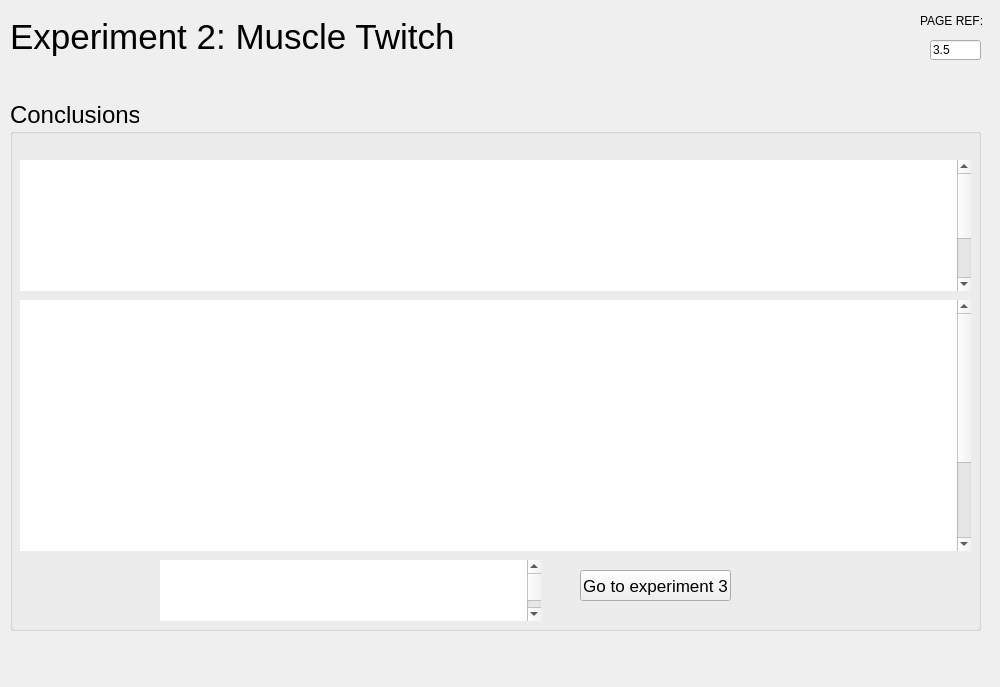
KarinaKarenik/Skeletal-Muscle-Contraction-Lab, file rsc/ui/experiment2_muscle_twitch_five.ui: the form before one commit.
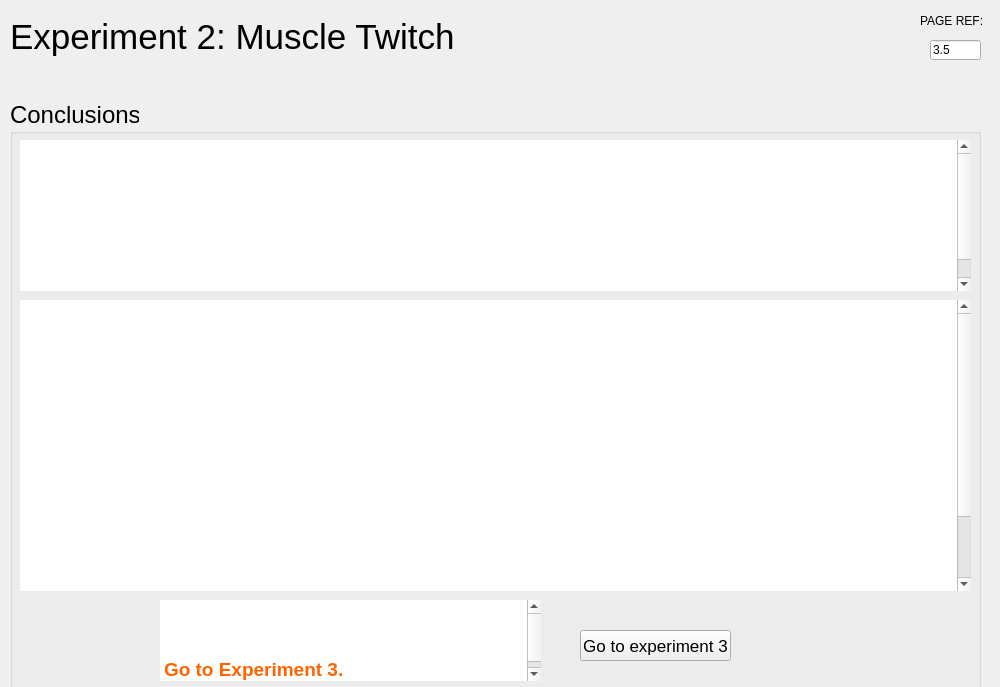
The form after the commit.

```diff
--- a/rsc/ui/experiment2_muscle_twitch_five.ui
+++ b/rsc/ui/experiment2_muscle_twitch_five.ui
@@ -196,7 +196,7 @@
       <x>10</x>
       <y>100</y>
       <width>971</width>
-      <height>531</height>
+      <height>591</height>
      </rect>
     </property>
     <property name="font">
@@ -211,9 +211,9 @@
      <property name="geometry">
       <rect>
        <x>10</x>
-       <y>60</y>
+       <y>40</y>
        <width>951</width>
-       <height>131</height>
+       <height>151</height>
       </rect>
      </property>
      <property name="font">
@@ -229,9 +229,7 @@
 &lt;html&gt;&lt;head&gt;&lt;meta name=&quot;qrichtext&quot; content=&quot;1&quot; /&gt;&lt;style type=&quot;text/css&quot;&gt;
 p, li { white-space: pre-wrap; }
 &lt;/style&gt;&lt;/head&gt;&lt;body style=&quot; font-family:'.AppleSystemUIFont'; font-size:21pt; font-weight:400; font-style:normal;&quot;&gt;
-&lt;p align=&quot;justify&quot; style=&quot; margin-top:0px; margin-bottom:0px; margin-left:0px; margin-right:0px; -qt-block-indent:0; text-indent:0px; line-height:120%;&quot;&gt;&lt;a name=&quot;docs-internal-guid-095d3373-7fff-291b-8b24-db37707a6eb9&quot;&gt;&lt;/a&gt;&lt;span style=&quot; font-family:'Times New Roman'; font-size:18pt; color:#ffffff; background-color:transparent;&quot;&gt;I&lt;/span&gt;&lt;span style=&quot; font-family:'Times New Roman'; font-size:18pt; color:#ffffff; background-color:transparent;&quot;&gt;n this experiment you stimulated the nerve with a single supramaximal shock, and observed the generation of an action potential, and a single contraction in the muscle.&lt;/span&gt;&lt;/p&gt;
-&lt;p align=&quot;justify&quot; style=&quot; margin-top:0px; margin-bottom:0px; margin-left:0px; margin-right:0px; -qt-block-indent:0; text-indent:0px; line-height:120%;&quot;&gt;&lt;span style=&quot; font-family:'Times New Roman'; font-size:18pt; color:#ffffff; background-color:transparent;&quot;&gt;You saw that the contraction started about 6 msec after the stimulus, and lasted for approximately 120 msec.&lt;/span&gt;&lt;/p&gt;
-&lt;p align=&quot;justify&quot; style=&quot; margin-top:0px; margin-bottom:0px; margin-left:0px; margin-right:0px; -qt-block-indent:0; text-indent:0px; line-height:120%;&quot;&gt;&lt;span style=&quot; font-family:'Times New Roman'; font-size:18pt; color:#ffffff; background-color:transparent;&quot;&gt;The action potential in the muscle precedes the contraction, and occurs about 1 msec after the stimulus to the nerve.&lt;/span&gt;&lt;/p&gt;&lt;/body&gt;&lt;/html&gt;</string>
+&lt;p align=&quot;justify&quot; style=&quot; margin-top:0px; margin-bottom:0px; margin-left:0px; margin-right:0px; -qt-block-indent:0; text-indent:0px; line-height:120%;&quot;&gt;&lt;a name=&quot;docs-internal-guid-095d3373-7fff-291b-8b24-db37707a6eb9&quot;&gt;&lt;/a&gt;&lt;span style=&quot; font-family:'Times New Roman'; font-size:18pt; color:#ffffff; background-color:transparent;&quot;&gt;I&lt;/span&gt;&lt;span style=&quot; font-family:'Times New Roman'; font-size:18pt; color:#ffffff; background-color:transparent;&quot;&gt;n this experiment you stimulated the nerve with a single supramaximal shock, and observed the generation of an action potential, and a single contraction in the muscle. You saw that the contraction started about 6 msec after the stimulus, and lasted for approximately 120 msec. The action potential in the muscle precedes the contraction, and occurs about 1 msec after the stimulus to the nerve.&lt;/span&gt;&lt;/p&gt;&lt;/body&gt;&lt;/html&gt;</string>
      </property>
     </widget>
     <widget class="QTextEdit" name="textEdit_2">
@@ -240,7 +238,7 @@
        <x>10</x>
        <y>200</y>
        <width>951</width>
-       <height>251</height>
+       <height>291</height>
       </rect>
      </property>
      <property name="font">
@@ -257,7 +255,7 @@
 p, li { white-space: pre-wrap; }
 &lt;/style&gt;&lt;/head&gt;&lt;body style=&quot; font-family:'.AppleSystemUIFont'; font-size:21pt; font-weight:400; font-style:normal;&quot;&gt;
 &lt;p align=&quot;justify&quot; style=&quot; margin-top:0px; margin-bottom:0px; margin-left:0px; margin-right:0px; -qt-block-indent:0; text-indent:0px; line-height:120%;&quot;&gt;&lt;a name=&quot;docs-internal-guid-30bab8d7-7fff-ef42-9ef9-c26e2028a721&quot;&gt;&lt;/a&gt;&lt;span style=&quot; font-family:'Times New Roman'; font-size:18pt; color:#ffffff; background-color:transparent;&quot;&gt;T&lt;/span&gt;&lt;span style=&quot; font-family:'Times New Roman'; font-size:18pt; color:#ffffff; background-color:transparent;&quot;&gt;he interpretation of the experiment is affected by two factors:&lt;/span&gt;&lt;/p&gt;
-&lt;p align=&quot;justify&quot; style=&quot; margin-top:0px; margin-bottom:0px; margin-left:0px; margin-right:0px; -qt-block-indent:0; text-indent:0px; line-height:120%; background-color:transparent;&quot;&gt;&lt;span style=&quot; font-family:'Times New Roman'; font-size:18pt; color:#ffffff; background-color:transparent;&quot;&gt;     1 - The time resolution of the apparatus was 1 msec, so this is the smallest time difference that could be measured.&lt;/span&gt;&lt;/p&gt;
+&lt;p align=&quot;justify&quot; style=&quot; margin-top:0px; margin-bottom:0px; margin-left:0px; margin-right:0px; -qt-block-indent:0; text-indent:0px; line-height:120%; background-color:transparent;&quot;&gt;&lt;span style=&quot; font-family:'Times New Roman'; font-size:18pt; color:#ffffff; background-color:transparent;&quot;&gt;    1 - The time resolution of the apparatus was 1 msec, so this is the smallest time difference that could be measured.&lt;/span&gt;&lt;/p&gt;
 &lt;p align=&quot;justify&quot; style=&quot; margin-top:0px; margin-bottom:0px; margin-left:0px; margin-right:0px; -qt-block-indent:0; text-indent:0px; line-height:120%; background-color:transparent;&quot;&gt;&lt;span style=&quot; font-family:'Times New Roman'; font-size:18pt; color:#ffffff; background-color:transparent;&quot;&gt;     2 - A bundle of nerves was stimulated. Each axon in the bundle supplies a motor unit, a group of muscle fibers. The conduction velocity of each axon is slightly different, so the different motor units in the muscle are all stimulated at slightly different times.&lt;/span&gt;&lt;/p&gt;
 &lt;p align=&quot;justify&quot; style=&quot; margin-top:0px; margin-bottom:0px; margin-left:0px; margin-right:0px; -qt-block-indent:0; text-indent:0px; line-height:120%;&quot;&gt;&lt;span style=&quot; font-family:'Times New Roman'; font-size:18pt; color:#ffffff; background-color:transparent;&quot;&gt;The start of the muscle action potential shows the time of the action potential in the first motor unit to be stimulated, and the start of the contraction shows the time at which the contraction starts in the first motor unit. The total time taken for the action potential or the contraction  includes the spread of time between the activation of different motor units.&lt;/span&gt;&lt;/p&gt;&lt;/body&gt;&lt;/html&gt;</string>
      </property>
@@ -266,9 +264,9 @@
      <property name="geometry">
       <rect>
        <x>150</x>
-       <y>460</y>
+       <y>500</y>
        <width>381</width>
-       <height>61</height>
+       <height>81</height>
       </rect>
      </property>
      <property name="font">
@@ -284,7 +282,7 @@
 &lt;html&gt;&lt;head&gt;&lt;meta name=&quot;qrichtext&quot; content=&quot;1&quot; /&gt;&lt;style type=&quot;text/css&quot;&gt;
 p, li { white-space: pre-wrap; }
 &lt;/style&gt;&lt;/head&gt;&lt;body style=&quot; font-family:'.AppleSystemUIFont'; font-size:21pt; font-weight:400; font-style:normal;&quot;&gt;
-&lt;p align=&quot;justify&quot; style=&quot; margin-top:0px; margin-bottom:0px; margin-left:0px; margin-right:0px; -qt-block-indent:0; text-indent:0px; line-height:120%;&quot;&gt;&lt;a name=&quot;docs-internal-guid-85058e73-7fff-a918-f06c-219a518b3378&quot;&gt;&lt;/a&gt;&lt;span style=&quot; font-family:'Times New Roman'; font-size:14pt; color:#ffffff; background-color:transparent;&quot;&gt;T&lt;/span&gt;&lt;span style=&quot; font-family:'Times New Roman'; font-size:14pt; color:#ffffff; background-color:transparent;&quot;&gt;he next section is the Summation and Tetanus experiment.&lt;/span&gt;&lt;/p&gt;
+&lt;p align=&quot;justify&quot; style=&quot; margin-top:0px; margin-bottom:0px; margin-left:0px; margin-right:0px; -qt-block-indent:0; text-indent:0px; line-height:120%;&quot;&gt;&lt;a name=&quot;docs-internal-guid-85058e73-7fff-a918-f06c-219a518b3378&quot;&gt;&lt;/a&gt;&lt;span style=&quot; font-family:'Times New Roman'; font-size:14pt; color:#ffffff; background-color:transparent;&quot;&gt;T&lt;/span&gt;&lt;span style=&quot; font-family:'Times New Roman'; font-size:14pt; color:#ffffff; background-color:transparent;&quot;&gt;he next section is the Summation and Tetanus experiment. &lt;/span&gt;&lt;/p&gt;
 &lt;p align=&quot;justify&quot; style=&quot; margin-top:0px; margin-bottom:0px; margin-left:0px; margin-right:0px; -qt-block-indent:0; text-indent:0px; line-height:120%;&quot;&gt;&lt;span style=&quot; font-family:'Times New Roman'; font-size:14pt; font-weight:600; color:#ff6400; background-color:transparent;&quot;&gt;Go to Experiment 3.&lt;/span&gt;&lt;/p&gt;&lt;/body&gt;&lt;/html&gt;</string>
      </property>
     </widget>
@@ -292,7 +290,7 @@
      <property name="geometry">
       <rect>
        <x>570</x>
-       <y>470</y>
+       <y>530</y>
        <width>151</width>
        <height>31</height>
       </rect>
```
